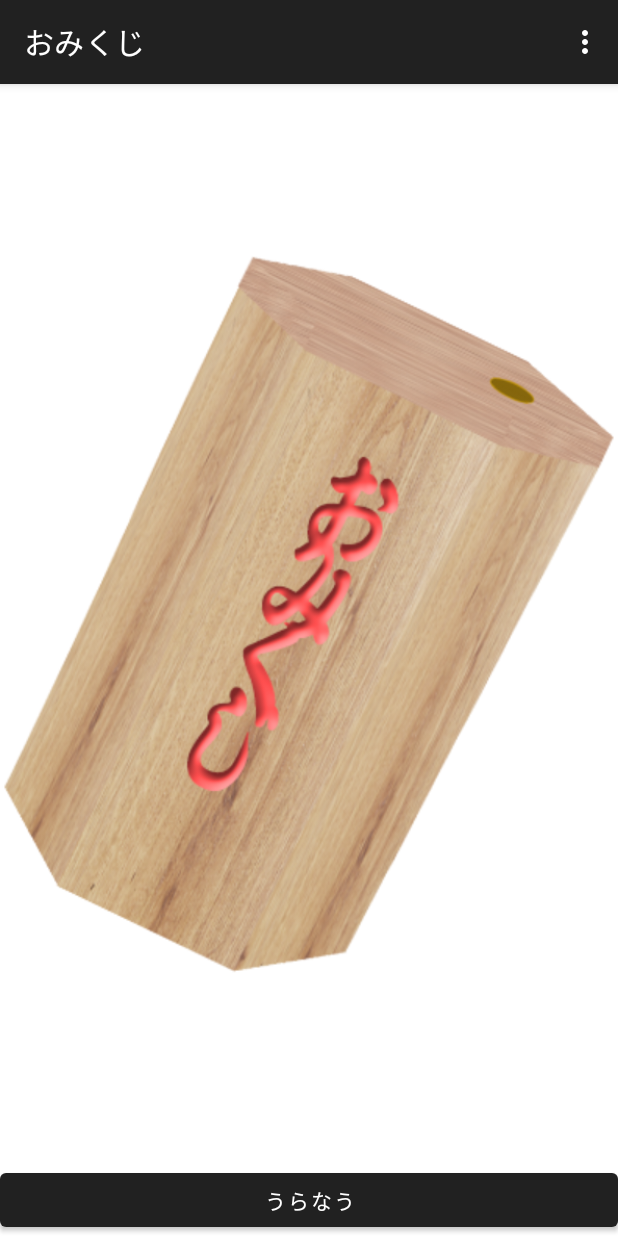
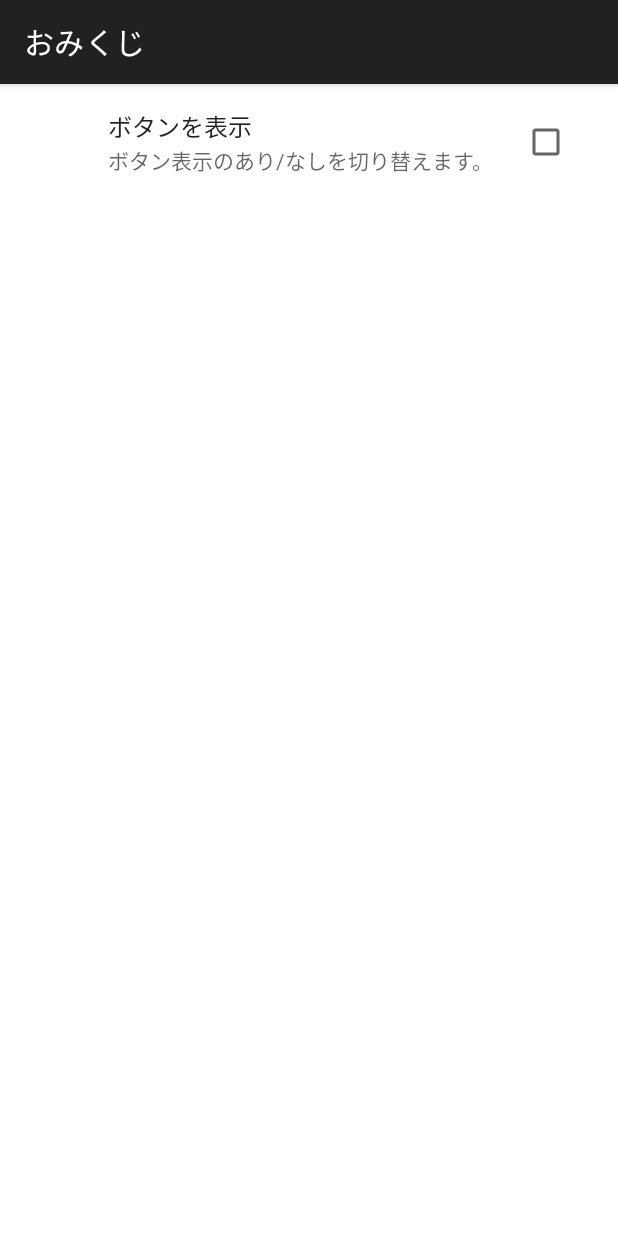
Before and after one commit to xucrt/Android_apps_2023, an Android app: the screen it shows after launch (OmikujiActivity before the commit, OmikujiPreferenceActivity after it), in the options menu, after a tap on "設定", on a phone screen of 412 x 824 dp. Run offline under Robolectric (Android 15) with nearby library versions, the phone set to English and light mode, and no system bars; our stand-ins replace androidx.preference.

Commit message:
20230814_1st

```diff
--- a/Omijkuji/app/src/main/AndroidManifest.xml
+++ b/Omijkuji/app/src/main/AndroidManifest.xml
@@ -21,6 +21,7 @@
                 <category android:name="android.intent.category.LAUNCHER" />
             </intent-filter>
         </activity>
+        <activity android:name=".OmikujiPreferenceActivity"/>
     </application>
 
 </manifest>
--- a/Omijkuji/app/src/main/java/jp/wings/nikkeibp/omijkuji/OmikujiActivity.kt
+++ b/Omijkuji/app/src/main/java/jp/wings/nikkeibp/omijkuji/OmikujiActivity.kt
@@ -1,5 +1,6 @@
 package jp.wings.nikkeibp.omijkuji
 
+import android.content.Intent
 import android.os.Bundle
 import android.view.Menu
 import android.view.MenuItem
@@ -41,12 +42,21 @@ class OmikujiActivity : AppCompatActivity() {
     //P191
     override fun onOptionsItemSelected(item: MenuItem): Boolean {
        //val toast = Toast.makeText(this@OmikujiActivity, "ばぶばぶばぶばぶばぶばぶばぶばぶ", Toast.LENGTH_LONG)
-       val toast = Toast.makeText(this, item.title, Toast.LENGTH_LONG)
-       toast.show()
+        // Toastメッセージが表示されなかったテスト↑でした。結局ハードウェアシミュレーターに問題があった、エラーが出ていた携帯のVMを削除して作り直したら、Toastメッセージが表示できた。
+
+        /* P221
+        val toast = Toast.makeText(this, item.title, Toast.LENGTH_LONG)
+        toast.show()
+        */
 
         //Toast.makeText(this, item.title, Toast.LENGTH_LONG).show()
         //return true
-       return super.onOptionsItemSelected(item)
+
+        if (item.itemId == R.id.item1){
+            val intent = Intent(this, OmikujiPreferenceActivity::class.java)
+            startActivity(intent)
+        }
+        return super.onOptionsItemSelected(item)
     }
 
 
--- /dev/null
+++ b/Omijkuji/app/src/main/java/jp/wings/nikkeibp/omijkuji/OmikujiPreferenceActivity.kt
@@ -0,0 +1,13 @@
+package jp.wings.nikkeibp.omijkuji
+
+import android.os.Bundle
+import androidx.appcompat.app.AppCompatActivity
+
+class OmikujiPreferenceActivity: AppCompatActivity() {
+    override fun onCreate(savedInstanceStae: Bundle?) {
+        super.onCreate(savedInstanceStae)
+        val fragmentTransaction = supportFragmentManager.beginTransaction()
+        fragmentTransaction.replace(android.R.id.content, OmikujiPreferenceFragment())
+        fragmentTransaction.commit()
+    }
+}
```
